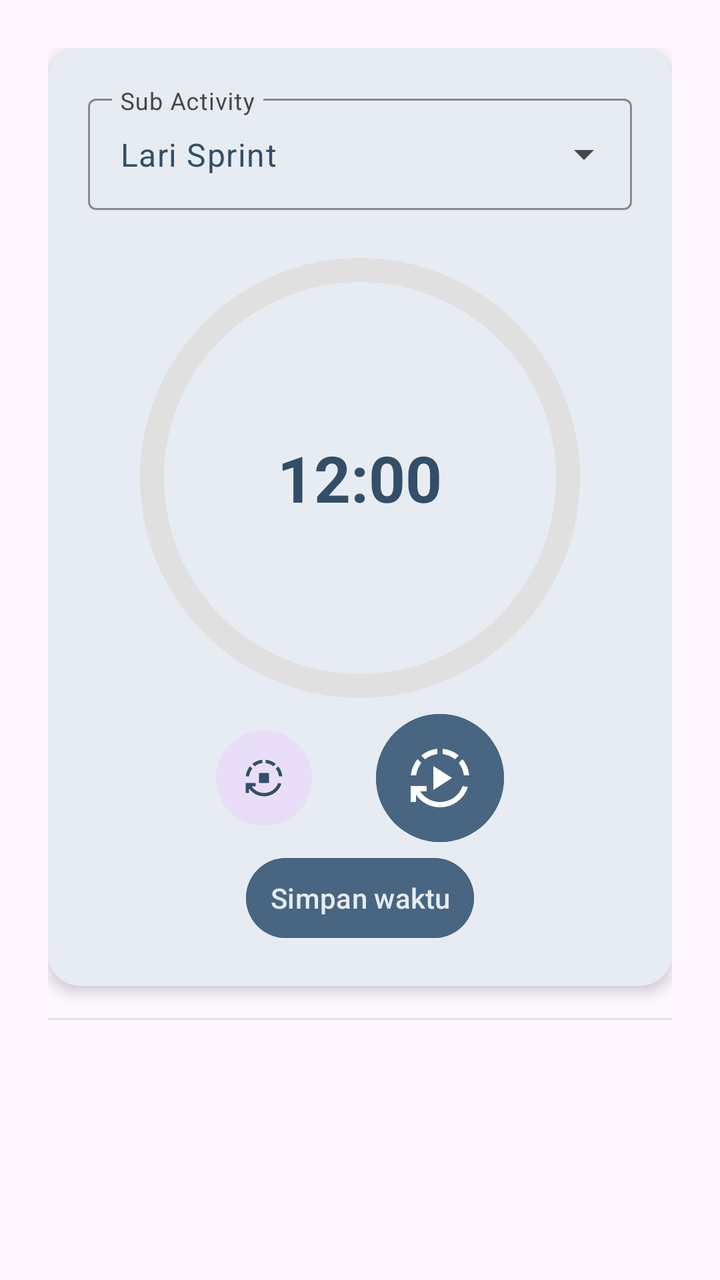
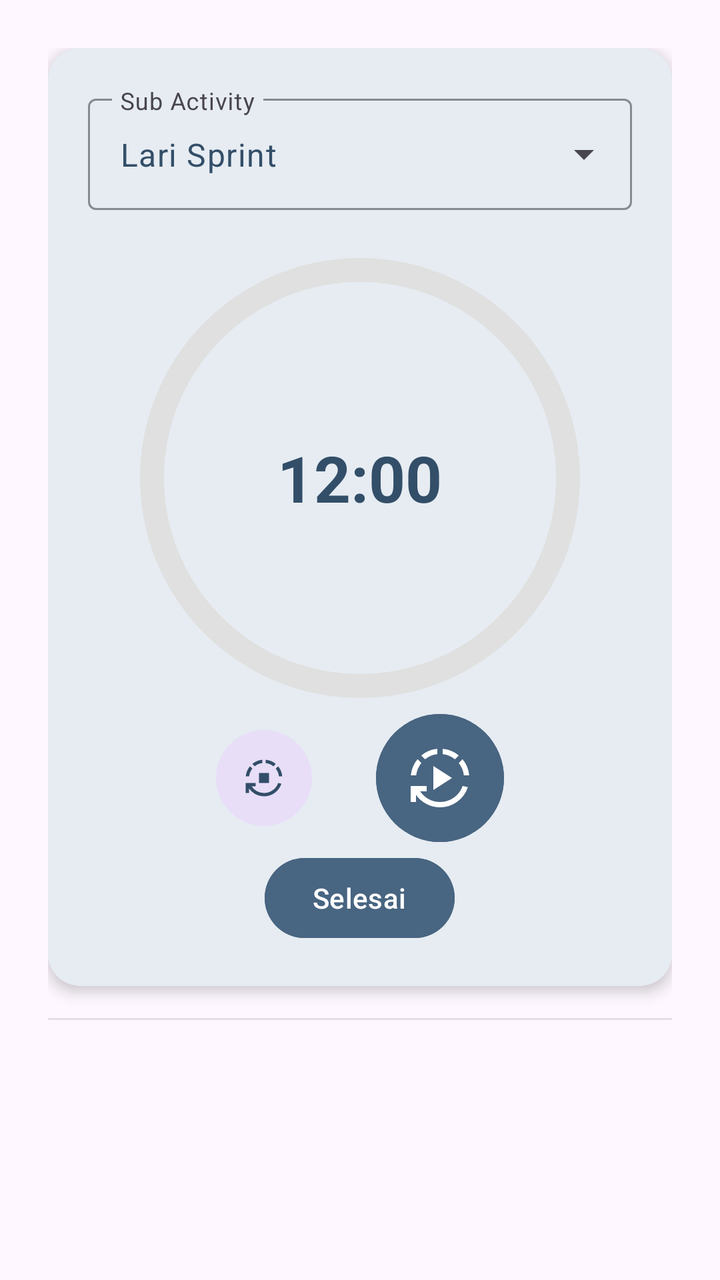

The first picture is an Android layout as it rendered before a commit; the second is the same layout after the commit. The layout source and the unified diff follow.
<!-- AndroidManifest.xml: application theme Theme.Tiasakeun -->
<!-- res/layout/activity_detail_act.xml -->
<?xml version="1.0" encoding="utf-8"?>
<androidx.core.widget.NestedScrollView xmlns:android="http://schemas.android.com/apk/res/android"
    xmlns:app="http://schemas.android.com/apk/res-auto"
    xmlns:tools="http://schemas.android.com/tools"
    android:id="@+id/detail_act"
    android:layout_width="match_parent"
    android:layout_height="match_parent"
    tools:context=".ui.view.DetailActActivity">

    <LinearLayout
        android:layout_width="match_parent"
        android:layout_height="wrap_content"
        android:orientation="vertical"
        android:layout_margin="24dp">

        <com.google.android.material.card.MaterialCardView
            android:layout_width="match_parent"
            android:layout_height="wrap_content"
            app:cardCornerRadius="16dp"
            app:cardElevation="4dp"
            app:strokeWidth="0dp"
            android:backgroundTint="@color/window_background">

            <LinearLayout
                android:layout_width="match_parent"
                android:layout_height="wrap_content"
                android:orientation="vertical"
                android:padding="20dp">

                <com.google.android.material.textfield.TextInputLayout
                    style="@style/Widget.Material3.TextInputLayout.OutlinedBox.ExposedDropdownMenu"
                    android:layout_width="match_parent"
                    android:layout_height="wrap_content"
                    android:hint="@string/sub_activity"
                    app:boxStrokeColor="@color/accent_blue"
                    app:hintTextColor="@color/accent_blue"
                    android:layout_marginBottom="20dp">
                    <com.google.android.material.textfield.MaterialAutoCompleteTextView
                        android:id="@+id/spSubActivity"
                        android:layout_width="match_parent"
                        android:layout_height="wrap_content"
                        android:inputType="none"
                        android:text="Lari Sprint"
                        android:textColor="@color/primary_text"/>
                </com.google.android.material.textfield.TextInputLayout>

                <LinearLayout
                    android:id="@+id/llQuantity"
                    android:layout_width="match_parent"
                    android:layout_height="wrap_content"
                    android:orientation="vertical"
                    android:visibility="gone">
                    <LinearLayout
                        android:layout_width="match_parent"
                        android:layout_height="wrap_content"
                        android:orientation="horizontal"
                        android:layout_marginBottom="8dp">
                        <TextView
                            android:id="@+id/tvProgress"
                            android:layout_width="0dp"
                            android:layout_height="wrap_content"
                            android:layout_weight="1"
                            android:text="2000/4000 meter"
                            android:layout_gravity="center"
                            android:textSize="16sp"
                            android:textStyle="bold"
                            android:textColor="@color/primary_text" />

                        <TextView
                            android:id="@+id/tvPercentProgress"
                            android:layout_width="wrap_content"
                            android:layout_height="wrap_content"
                            android:text="50%"
                            android:textSize="16sp"
                            android:textStyle="bold"
                            android:textColor="@color/accent_blue"/>
                    </LinearLayout>

                    <com.google.android.material.slider.Slider
                        android:id="@+id/sliderProgress"
                        android:layout_width="match_parent"
                        android:layout_height="wrap_content"
                        android:valueFrom="0.0"
                        android:value="2000.0"
                        android:valueTo="4000.0"
                        android:stepSize="1.0"
                        app:trackHeight="16dp"
                        app:thumbRadius="0dp"
                        app:haloRadius="0dp"
                        app:tickVisible="false"
                        app:thumbColor="@color/accent_blue"
                        app:trackColorActive="@color/accent_blue"
                        app:trackColorInactive="#E0E0E0"
                        android:layout_marginBottom="20dp"/>

                    <LinearLayout
                        android:layout_width="match_parent"
                        android:layout_height="wrap_content"
                        android:orientation="horizontal"
                        android:gravity="center_vertical">

                        <com.google.android.material.button.MaterialButton
                            android:id="@+id/btnMinus"
                            style="@style/Widget.Material3.Button.IconButton.Filled.Tonal"
                            android:layout_width="wrap_content"
                            android:layout_height="wrap_content"
                            app:icon="@drawable/outline_minus_24"
                            app:iconTint="@color/white"
                            android:backgroundTint="@color/accent_blue"/>

                        <com.google.android.material.button.MaterialButton
                            android:id="@+id/btnPlus"
                            style="@style/Widget.Material3.Button.IconButton.Filled.Tonal"
                            android:layout_width="wrap_content"
                            android:layout_height="wrap_content"
                            android:layout_marginStart="8dp"
                            app:icon="@drawable/outline_add_24"
                            app:iconTint="@color/white"
                            android:backgroundTint="@color/accent_blue"/>

                        <View
                            android:layout_width="0dp"
                            android:layout_height="0dp"
                            android:layout_weight="1"/>

                        <com.google.android.material.button.MaterialButton
                            android:id="@+id/btnFinish"
                            android:layout_width="wrap_content"
                            android:layout_height="wrap_content"
                            android:text="@string/finish"
                            android:backgroundTint="@color/accent_blue"
                            android:layout_gravity="center"/>
                    </LinearLayout>
                </LinearLayout>

                <LinearLayout
                    android:id="@+id/llTimer"
                    android:layout_width="match_parent"
                    android:layout_height="wrap_content"
                    android:orientation="vertical"
                    android:visibility="visible">

                    <FrameLayout
                        android:layout_width="match_parent"
                        android:layout_height="wrap_content">
                        
                        <com.google.android.material.progressindicator.CircularProgressIndicator
                            android:id="@+id/cpTimber"
                            android:layout_width="wrap_content"
                            android:layout_height="wrap_content"
                            android:layout_gravity="center"
                            app:indicatorSize="220dp"
                            app:trackThickness="12dp"
                            app:trackCornerRadius="7dp"
                            android:max="100"
                            android:indeterminate="false"
                            android:progress="100"
                            app:indicatorColor="@color/accent_blue"
                            app:trackColor="#E0E0E0"/>

                        <TextView
                            android:id="@+id/tvTimer"
                            android:layout_width="wrap_content"
                            android:layout_height="wrap_content"
                            android:layout_gravity="center"
                            android:text="12:00"
                            android:textSize="32sp"
                            android:textStyle="bold"
                            android:textColor="@color/primary_text"/>
                    </FrameLayout>

                    <LinearLayout
                        android:layout_width="match_parent"
                        android:layout_height="wrap_content"
                        android:orientation="horizontal"
                        android:gravity="center">
                        <com.google.android.material.button.MaterialButton
                            android:id="@+id/btnResetTimer"
                            style="@style/Widget.Material3.Button.IconButton.Filled.Tonal"
                            android:layout_width="56dp"
                            android:layout_height="56dp"
                            app:iconGravity="textStart"
                            app:icon="@drawable/outline_autostop_24"
                            app:iconTint="@color/primary_text"/>

                        <com.google.android.material.button.MaterialButton
                            android:id="@+id/btnPlayPauseTimer"
                            style="@style/Widget.Material3.Button.IconButton.Filled.Tonal"
                            android:layout_width="72dp"
                            android:layout_height="72dp"
                            android:layout_marginStart="24dp"
                            android:gravity="center"
                            android:backgroundTint="@color/accent_blue"
                            app:icon="@drawable/outline_autoplay_24"
                            app:iconSize="32dp"
                            app:iconGravity="textStart"
                            app:iconTint="@color/white"/>
                    </LinearLayout>

                    <com.google.android.material.button.MaterialButton
                        android:id="@+id/btnSaveTimeLog"
                        style="@style/Widget.Material3.Button.TextButton"
                        android:layout_width="wrap_content"
                        android:layout_height="wrap_content"
                        android:layout_gravity="center"
                        android:text="@string/save_time"
                        android:textColor="@color/window_background"
                        android:backgroundTint="@color/accent_blue"/>
                </LinearLayout>

            </LinearLayout>
        </com.google.android.material.card.MaterialCardView>
        <View
            android:layout_width="match_parent"
            android:layout_height="1dp"
            android:background="#1A000000"
            android:layout_marginVertical="16dp" />
    </LinearLayout>
</androidx.core.widget.NestedScrollView>
<!-- resources referenced by this layout -->
<resources>
  <color name="accent_blue">#486581</color>
  <color name="primary_text">#334E68</color>
  <color name="white">#FFFFFFFF</color>
  <color name="window_background">#E6ECF2</color>
  <!-- drawable outline_add_24 (drawable) -->
  <vector xmlns:android="http://schemas.android.com/apk/res/android" android:height="24dp" android:tint="#FFFFFF" android:viewportHeight="960" android:viewportWidth="960" android:width="24dp">
        
      <path android:fillColor="@android:color/white" android:pathData="M440,520L200,520L200,440L440,440L440,200L520,200L520,440L760,440L760,520L520,520L520,760L440,760L440,520Z"/>
      
  </vector>
  <!-- drawable outline_autoplay_24 (drawable) -->
  <vector xmlns:android="http://schemas.android.com/apk/res/android" android:height="24dp" android:tint="#FFFFFF" android:viewportHeight="960" android:viewportWidth="960" android:width="24dp">
        
      <path android:fillColor="@android:color/white" android:pathData="M380,660L380,300L660,480L380,660ZM480,920Q372,920 277.5,870.5Q183,821 120,732L120,840L40,840L40,600L280,600L280,680L182,680Q233,755 311.5,797.5Q390,840 480,840Q595,840 688.5,774Q782,708 820,599L898,617Q853,753 738,836.5Q623,920 480,920ZM42,440Q49,373 74,311.5Q99,250 143,198L200,255Q168,296 148,342.5Q128,389 123,440L42,440ZM256,199L199,142Q252,98 313,72.5Q374,47 440,42L440,122Q389,127 343,147Q297,167 256,199ZM705,199Q664,167 617.5,147Q571,127 520,122L520,42Q587,48 648.5,73Q710,98 762,142L705,199ZM838,440Q833,389 813,342.5Q793,296 761,255L818,198Q862,250 887,311.5Q912,373 918,440L838,440Z"/>
      
  </vector>
  <!-- drawable outline_autostop_24 (drawable) -->
  <vector xmlns:android="http://schemas.android.com/apk/res/android" android:height="24dp" android:tint="#FFFFFF" android:viewportHeight="960" android:viewportWidth="960" android:width="24dp">
        
      <path android:fillColor="@android:color/white" android:pathData="M360,600L360,360L600,360L600,600L360,600ZM480,920Q372,920 277.5,870.5Q183,821 120,732L120,840L40,840L40,600L280,600L280,680L182,680Q233,755 311.5,797.5Q390,840 480,840Q595,840 688.5,774Q782,708 820,599L898,617Q853,753 738,836.5Q623,920 480,920ZM42,440Q49,373 74,311.5Q99,250 143,198L200,255Q168,296 148,342.5Q128,389 123,440L42,440ZM256,199L199,142Q252,98 313,72.5Q374,47 440,42L440,122Q389,127 343,147Q297,167 256,199ZM705,199Q664,167 617.5,147Q571,127 520,122L520,42Q587,48 648.5,73Q710,98 762,142L705,199ZM838,440Q833,389 813,342.5Q793,296 761,255L818,198Q862,250 887,311.5Q912,373 918,440L838,440Z"/>
      
  </vector>
  <!-- drawable outline_minus_24 (drawable) -->
  <vector xmlns:android="http://schemas.android.com/apk/res/android" android:height="24dp" android:tint="#FFFFFF" android:viewportHeight="960" android:viewportWidth="960" android:width="24dp">
        
      <path android:fillColor="@android:color/white" android:pathData="M240,520L240,440L720,440L720,520L240,520Z"/>
      
  </vector>
  <string name="finish">Selesai</string>
  <string name="save_time">Simpan waktu</string>
  <string name="sub_activity">Sub Activity</string>
  <style name="Theme.Tiasakeun" parent="Base.Theme.Tiasakeun" />
  <style name="Base.Theme.Tiasakeun" parent="Theme.Material3.DayNight.NoActionBar">
          
          
          <item name="colorOnSecondaryContainer">@color/white</item>
      </style>
</resources>

<!-- the commit's change to res/layout/activity_detail_act.xml (unified diff, before → after) -->
@@ -122,14 +122,6 @@
                             android:layout_width="0dp"
                             android:layout_height="0dp"
                             android:layout_weight="1"/>
-
-                        <com.google.android.material.button.MaterialButton
-                            android:id="@+id/btnFinish"
-                            android:layout_width="wrap_content"
-                            android:layout_height="wrap_content"
-                            android:text="@string/finish"
-                            android:backgroundTint="@color/accent_blue"
-                            android:layout_gravity="center"/>
                     </LinearLayout>
                 </LinearLayout>
 
@@ -196,17 +188,25 @@
                             app:iconGravity="textStart"
                             app:iconTint="@color/white"/>
                     </LinearLayout>
-
-                    <com.google.android.material.button.MaterialButton
-                        android:id="@+id/btnSaveTimeLog"
-                        style="@style/Widget.Material3.Button.TextButton"
-                        android:layout_width="wrap_content"
-                        android:layout_height="wrap_content"
-                        android:layout_gravity="center"
-                        android:text="@string/save_time"
-                        android:textColor="@color/window_background"
-                        android:backgroundTint="@color/accent_blue"/>
                 </LinearLayout>
+
+                <TextView
+                    android:id="@+id/tvNoSubActivity"
+                    android:layout_width="wrap_content"
+                    android:layout_height="wrap_content"
+                    android:layout_gravity="center"
+                    android:text="@string/data_activity_does_not_exist"
+                    android:textSize="16sp"
+                    android:textColor="@color/primary_text"
+                    android:visibility="gone"/>
+
+                <com.google.android.material.button.MaterialButton
+                    android:id="@+id/btnFinish"
+                    android:layout_width="wrap_content"
+                    android:layout_height="wrap_content"
+                    android:text="@string/finish"
+                    android:backgroundTint="@color/accent_blue"
+                    android:layout_gravity="center"/>
 
             </LinearLayout>
         </com.google.android.material.card.MaterialCardView>
<!-- resource entries referenced after the edit -->
@@ -28,8 +28,8 @@
       <path android:fillColor="@android:color/white" android:pathData="M240,520L240,440L720,440L720,520L240,520Z"/>
       
   </vector>
+  <string name="data_activity_does_not_exist">Tidak ada data aktivitas</string>
   <string name="finish">Selesai</string>
-  <string name="save_time">Simpan waktu</string>
   <string name="sub_activity">Sub Activity</string>
   <style name="Theme.Tiasakeun" parent="Base.Theme.Tiasakeun" />
   <style name="Base.Theme.Tiasakeun" parent="Theme.Material3.DayNight.NoActionBar">
